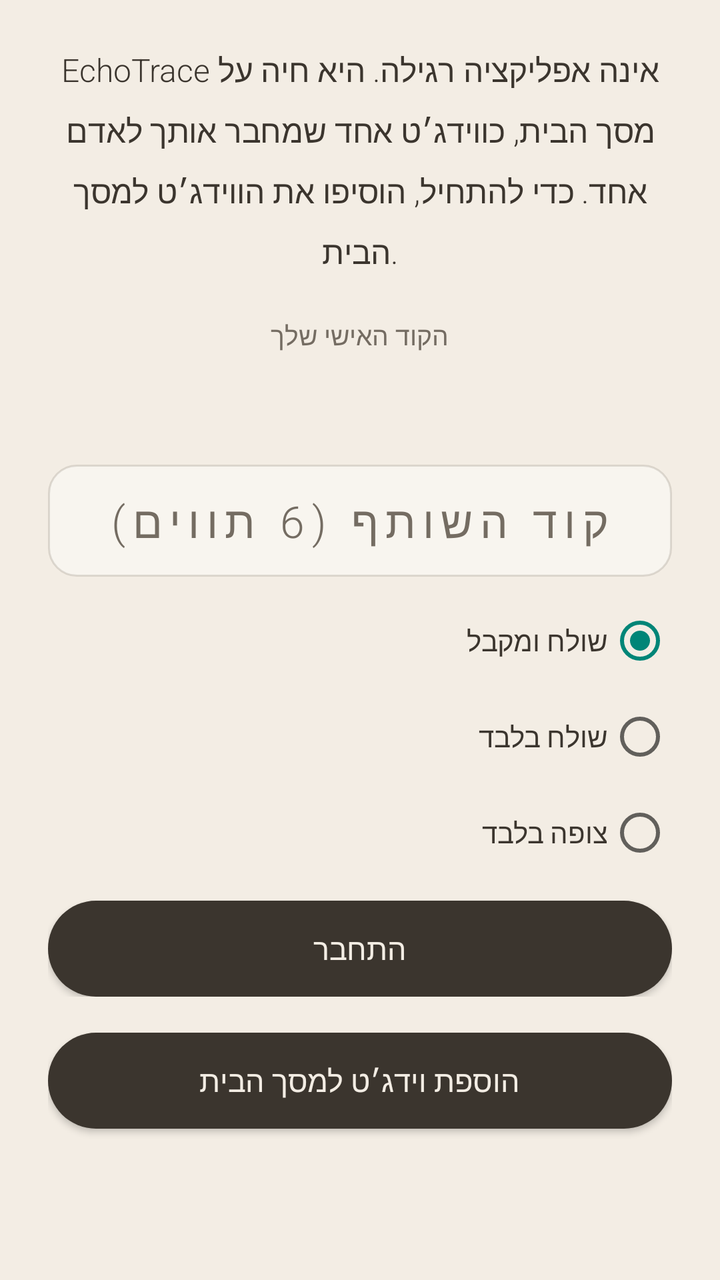
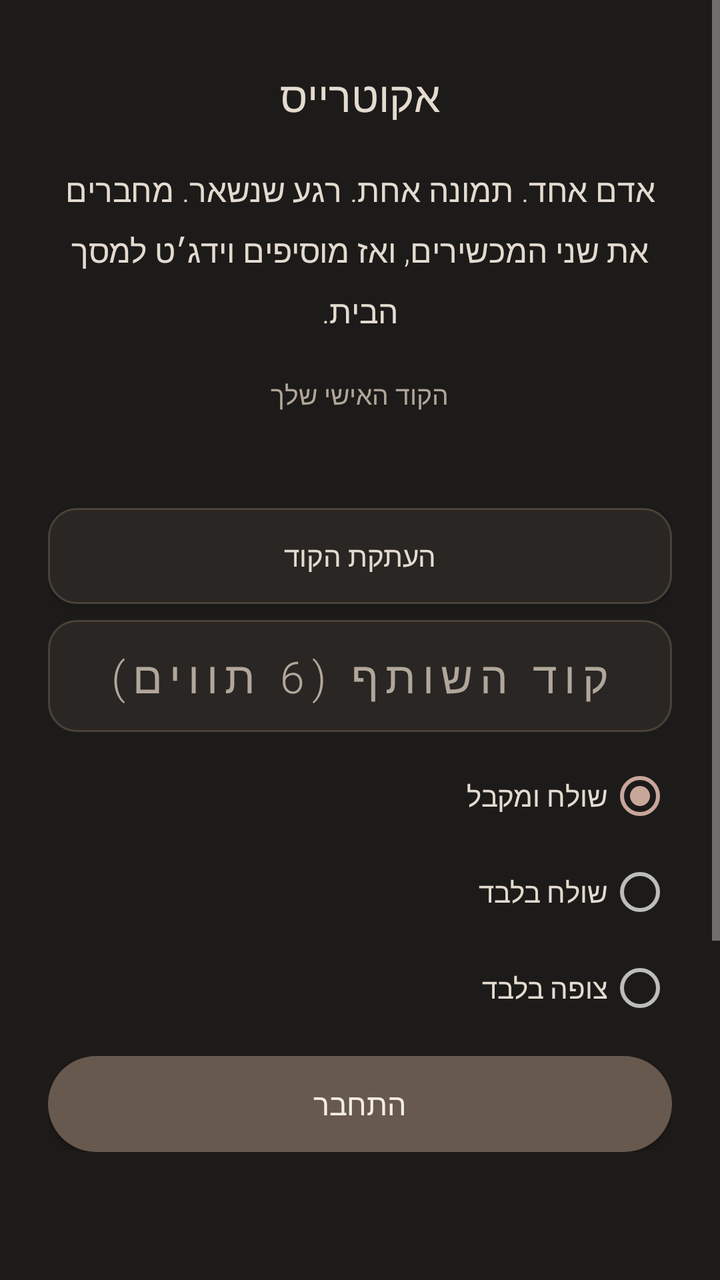

The first picture is an Android layout as it rendered before a commit; the second is the same layout after the commit. The layout source and the unified diff follow.
<!-- AndroidManifest.xml: application theme Theme.EchoTrace -->
<!-- res/layout/activity_main.xml -->
<?xml version="1.0" encoding="utf-8"?>
<ScrollView xmlns:android="http://schemas.android.com/apk/res/android"
    android:id="@+id/mainScroll"
    android:layout_width="match_parent"
    android:layout_height="match_parent"
    android:background="@color/sand"
    android:fillViewport="true"
    android:clipToPadding="false"
    android:scrollbarStyle="outsideOverlay">

    <LinearLayout
        android:id="@+id/mainRoot"
        android:layout_width="match_parent"
        android:layout_height="wrap_content"
        android:orientation="vertical"
        android:gravity="center_horizontal"
        android:paddingStart="24dp"
        android:paddingEnd="24dp"
        android:paddingTop="24dp"
        android:paddingBottom="28dp"
        android:layoutDirection="rtl">

        <TextView
            android:id="@+id/introText"
            android:layout_width="match_parent"
            android:layout_height="wrap_content"
            android:text="@string/intro_text"
            android:textColor="@color/ink"
            android:textSize="16sp"
            android:lineSpacingMultiplier="1.4"
            android:gravity="center"
            android:textAlignment="center" />

        <TextView
            android:id="@+id/myCodeLabel"
            android:layout_width="wrap_content"
            android:layout_height="wrap_content"
            android:layout_marginTop="22dp"
            android:text="@string/your_code"
            android:textSize="13sp"
            android:textColor="#746C62" />

        <TextView
            android:id="@+id/myCode"
            android:layout_width="match_parent"
            android:layout_height="wrap_content"
            android:minHeight="48dp"
            android:gravity="center"
            android:textDirection="ltr"
            android:textSize="34sp"
            android:autoSizeTextType="uniform"
            android:autoSizeMinTextSize="18sp"
            android:autoSizeMaxTextSize="34sp"
            android:autoSizeStepGranularity="1sp"
            android:maxLines="1"
            android:letterSpacing="0.20"
            android:textColor="#3B352E"
            android:textIsSelectable="true" />

        <TextView
            android:id="@+id/pairStatus"
            android:layout_width="match_parent"
            android:layout_height="wrap_content"
            android:layout_marginTop="10dp"
            android:gravity="center"
            android:textAlignment="center"
            android:textSize="15sp"
            android:textColor="#3B352E"
            android:visibility="gone" />

        <LinearLayout
            android:id="@+id/pairSection"
            android:layout_width="match_parent"
            android:layout_height="wrap_content"
            android:orientation="vertical"
            android:gravity="center_horizontal"
            android:layout_marginTop="8dp">

            <EditText
                android:id="@+id/partnerCode"
                android:layout_width="match_parent"
                android:layout_height="wrap_content"
                android:minHeight="56dp"
                android:hint="@string/partner_code_hint"
                android:maxLength="6"
                android:maxLines="1"
                android:singleLine="true"
                android:inputType="textCapCharacters|textNoSuggestions"
                android:imeOptions="actionDone"
                android:importantForAutofill="no"
                android:gravity="center"
                android:textDirection="ltr"
                android:textSize="22sp"
                android:letterSpacing="0.16"
                android:textColor="#3B352E"
                android:textColorHint="#746C62"
                android:background="@drawable/input_box"
                android:paddingStart="12dp"
                android:paddingEnd="12dp" />

            <RadioGroup
                android:id="@+id/roleGroup"
                android:layout_width="match_parent"
                android:layout_height="wrap_content"
                android:orientation="vertical"
                android:gravity="start"
                android:layout_marginTop="8dp">
                <RadioButton android:id="@+id/roleBoth" android:layout_width="match_parent" android:layout_height="wrap_content" android:minHeight="48dp" android:gravity="center_vertical" android:text="@string/role_both" android:textColor="#3B352E" android:checked="true" />
                <RadioButton android:id="@+id/roleSender" android:layout_width="match_parent" android:layout_height="wrap_content" android:minHeight="48dp" android:gravity="center_vertical" android:text="@string/role_sender" android:textColor="#3B352E" />
                <RadioButton android:id="@+id/roleViewer" android:layout_width="match_parent" android:layout_height="wrap_content" android:minHeight="48dp" android:gravity="center_vertical" android:text="@string/role_viewer" android:textColor="#3B352E" />
            </RadioGroup>

            <TextView
                android:id="@+id/error"
                android:layout_width="match_parent"
                android:layout_height="wrap_content"
                android:text="@string/bad_code"
                android:textColor="#934720"
                android:textSize="13sp"
                android:gravity="center"
                android:textAlignment="center"
                android:layout_marginTop="4dp"
                android:visibility="gone" />

            <Button
                android:id="@+id/connectBtn"
                android:layout_width="match_parent"
                android:layout_height="wrap_content"
                android:layout_marginTop="10dp"
                android:background="@drawable/btn_primary"
                android:textColor="#F3EDE4"
                android:textAllCaps="false"
                android:textSize="15sp"
                android:minHeight="48dp"
                android:text="@string/connect" />
        </LinearLayout>

        <Button
            android:id="@+id/startOver"
            android:layout_width="match_parent"
            android:layout_height="wrap_content"
            android:layout_marginTop="16dp"
            android:background="@drawable/btn_primary"
            android:textColor="#F3EDE4"
            android:textAllCaps="false"
            android:textSize="15sp"
            android:minHeight="48dp"
            android:text="@string/start_over"
            android:visibility="gone" />

        <TextView
            android:id="@+id/widgetDebug"
            android:layout_width="match_parent"
            android:layout_height="wrap_content"
            android:layout_marginTop="16dp"
            android:textSize="12sp"
            android:textColor="#746C62"
            android:gravity="center"
            android:textAlignment="center"
            android:visibility="gone" />

        <TextView
            android:id="@+id/uploadDebug"
            android:layout_width="match_parent"
            android:layout_height="wrap_content"
            android:layout_marginTop="6dp"
            android:textSize="12sp"
            android:textColor="#746C62"
            android:gravity="center"
            android:textAlignment="center"
            android:visibility="gone" />

        <Button
            android:id="@+id/addWidget"
            android:layout_width="match_parent"
            android:layout_height="wrap_content"
            android:layout_marginTop="18dp"
            android:background="@drawable/btn_primary"
            android:textColor="#F3EDE4"
            android:textAllCaps="false"
            android:textSize="15sp"
            android:minHeight="48dp"
            android:text="@string/add_widget" />
    </LinearLayout>
</ScrollView>
<!-- resources referenced by this layout -->
<resources>
  <color name="ink">#3B352E</color>
  <color name="sand">#F3EDE4</color>
  <!-- drawable btn_primary (drawable) -->
  <?xml version="1.0" encoding="utf-8"?>
  <ripple xmlns:android="http://schemas.android.com/apk/res/android" android:color="#40F3EDE4">
      <item>
          <shape android:shape="rectangle">
              <solid android:color="#3B352E" />
              <corners android:radius="24dp" />
          </shape>
      </item>
  </ripple>
  <!-- drawable input_box (drawable) -->
  <?xml version="1.0" encoding="utf-8"?>
  <shape xmlns:android="http://schemas.android.com/apk/res/android" android:shape="rectangle">
      <solid android:color="#66FFFFFF" />
      <stroke android:width="1dp" android:color="#408C8377" />
      <corners android:radius="14dp" />
  </shape>
  <string name="add_widget">הוספת וידג׳ט למסך הבית</string>
  <string name="bad_code">הקוד לא נמצא. בדקו ונסו שוב.</string>
  <string name="connect">התחבר</string>
  <string name="intro_text">EchoTrace אינה אפליקציה רגילה. היא חיה על מסך הבית, כווידג׳ט אחד שמחבר אותך לאדם אחד. כדי להתחיל, הוסיפו את הווידג׳ט למסך הבית.</string>
  <string name="partner_code_hint">קוד השותף (6 תווים)</string>
  <string name="role_both">שולח ומקבל</string>
  <string name="role_sender">שולח בלבד</string>
  <string name="role_viewer">צופה בלבד</string>
  <string name="start_over">התחלה מחדש</string>
  <string name="your_code">הקוד האישי שלך</string>
  <style name="Theme.EchoTrace" parent="android:Theme.Material.Light.NoActionBar">
          <item name="android:windowBackground">@color/sand</item>
          <item name="android:fontFamily">sans-serif-light</item>
      </style>
</resources>

<!-- the commit's change to res/layout/activity_main.xml (unified diff, before → after) -->
@@ -3,7 +3,7 @@
     android:id="@+id/mainScroll"
     android:layout_width="match_parent"
     android:layout_height="match_parent"
-    android:background="@color/sand"
+    android:background="@color/app_bg"
     android:fillViewport="true"
     android:clipToPadding="false"
     android:scrollbarStyle="outsideOverlay">
@@ -20,12 +20,13 @@
         android:paddingBottom="28dp"
         android:layoutDirection="rtl">
 
+        <TextView android:id="@+id/appTitle" android:layout_width="match_parent" android:layout_height="wrap_content" android:minHeight="48dp" android:text="אקוטרייס" android:textSize="21sp" android:gravity="center" android:textColor="@color/app_ink" android:layout_marginBottom="12dp" />
         <TextView
             android:id="@+id/introText"
             android:layout_width="match_parent"
             android:layout_height="wrap_content"
             android:text="@string/intro_text"
-            android:textColor="@color/ink"
+            android:textColor="@color/app_ink"
             android:textSize="16sp"
             android:lineSpacingMultiplier="1.4"
             android:gravity="center"
@@ -38,7 +39,7 @@
             android:layout_marginTop="22dp"
             android:text="@string/your_code"
             android:textSize="13sp"
-            android:textColor="#746C62" />
+            android:textColor="@color/app_secondary" />
 
         <TextView
             android:id="@+id/myCode"
@@ -54,8 +55,10 @@
             android:autoSizeStepGranularity="1sp"
             android:maxLines="1"
             android:letterSpacing="0.20"
-            android:textColor="#3B352E"
+            android:textColor="@color/app_ink"
             android:textIsSelectable="true" />
+
+        <Button android:id="@+id/copyCode" android:layout_width="match_parent" android:layout_height="wrap_content" android:minHeight="48dp" android:text="העתקת הקוד" android:textAllCaps="false" android:textColor="@color/app_ink" android:background="@drawable/app_input" />
 
         <TextView
             android:id="@+id/pairStatus"
@@ -65,7 +68,7 @@
             android:gravity="center"
             android:textAlignment="center"
             android:textSize="15sp"
-            android:textColor="#3B352E"
+            android:textColor="@color/app_ink"
             android:visibility="gone" />
 
         <LinearLayout
@@ -92,9 +95,9 @@
                 android:textDirection="ltr"
                 android:textSize="22sp"
                 android:letterSpacing="0.16"
-                android:textColor="#3B352E"
-                android:textColorHint="#746C62"
-                android:background="@drawable/input_box"
+                android:textColor="@color/app_ink"
+                android:textColorHint="@color/app_secondary"
+                android:background="@drawable/app_input"
                 android:paddingStart="12dp"
                 android:paddingEnd="12dp" />
 
@@ -105,9 +108,9 @@
                 android:orientation="vertical"
                 android:gravity="start"
                 android:layout_marginTop="8dp">
-                <RadioButton android:id="@+id/roleBoth" android:layout_width="match_parent" android:layout_height="wrap_content" android:minHeight="48dp" android:gravity="center_vertical" android:text="@string/role_both" android:textColor="#3B352E" android:checked="true" />
-                <RadioButton android:id="@+id/roleSender" android:layout_width="match_parent" android:layout_height="wrap_content" android:minHeight="48dp" android:gravity="center_vertical" android:text="@string/role_sender" android:textColor="#3B352E" />
-                <RadioButton android:id="@+id/roleViewer" android:layout_width="match_parent" android:layout_height="wrap_content" android:minHeight="48dp" android:gravity="center_vertical" android:text="@string/role_viewer" android:textColor="#3B352E" />
+                <RadioButton android:id="@+id/roleBoth" android:layout_width="match_parent" android:layout_height="wrap_content" android:minHeight="48dp" android:gravity="center_vertical" android:text="@string/role_both" android:textColor="@color/app_ink" android:checked="true" />
+                <RadioButton android:id="@+id/roleSender" android:layout_width="match_parent" android:layout_height="wrap_content" android:minHeight="48dp" android:gravity="center_vertical" android:text="@string/role_sender" android:textColor="@color/app_ink" />
+                <RadioButton android:id="@+id/roleViewer" android:layout_width="match_parent" android:layout_height="wrap_content" android:minHeight="48dp" android:gravity="center_vertical" android:text="@string/role_viewer" android:textColor="@color/app_ink" />
             </RadioGroup>
 
             <TextView
@@ -127,7 +130,7 @@
                 android:layout_width="match_parent"
                 android:layout_height="wrap_content"
                 android:layout_marginTop="10dp"
-                android:background="@drawable/btn_primary"
+                android:background="@drawable/app_button"
                 android:textColor="#F3EDE4"
                 android:textAllCaps="false"
                 android:textSize="15sp"
@@ -140,7 +143,7 @@
             android:layout_width="match_parent"
             android:layout_height="wrap_content"
             android:layout_marginTop="16dp"
-            android:background="@drawable/btn_primary"
+            android:background="@drawable/app_button"
             android:textColor="#F3EDE4"
             android:textAllCaps="false"
             android:textSize="15sp"
@@ -154,7 +157,7 @@
             android:layout_height="wrap_content"
             android:layout_marginTop="16dp"
             android:textSize="12sp"
-            android:textColor="#746C62"
+            android:textColor="@color/app_secondary"
             android:gravity="center"
             android:textAlignment="center"
             android:visibility="gone" />
@@ -165,17 +168,23 @@
             android:layout_height="wrap_content"
             android:layout_marginTop="6dp"
             android:textSize="12sp"
-            android:textColor="#746C62"
+            android:textColor="@color/app_secondary"
             android:gravity="center"
             android:textAlignment="center"
             android:visibility="gone" />
+
+        <TextView android:id="@+id/syncStatus" android:layout_width="match_parent" android:layout_height="wrap_content" android:layout_marginTop="20dp" android:textSize="15sp" android:textColor="@color/app_ink" android:gravity="center" />
+        <TextView android:id="@+id/receiveStatus" android:layout_width="match_parent" android:layout_height="wrap_content" android:layout_marginTop="8dp" android:textSize="14sp" android:textColor="@color/app_secondary" android:gravity="center" />
+        <TextView android:id="@+id/connectionNote" android:layout_width="match_parent" android:layout_height="wrap_content" android:layout_marginTop="12dp" android:textSize="12sp" android:textColor="@color/app_secondary" android:gravity="center" android:lineSpacingMultiplier="1.3" />
+        <Button android:id="@+id/checkNow" android:layout_width="match_parent" android:layout_height="wrap_content" android:layout_marginTop="16dp" android:minHeight="48dp" android:text="בדיקת חיבור וקבלת תמונה" android:textAllCaps="false" android:textColor="@color/app_ink" android:background="@drawable/app_input" />
+        <TextView android:layout_width="match_parent" android:layout_height="wrap_content" android:layout_marginTop="8dp" android:text="באפליקציה פתוחה: בדיקה כל 30 שניות. ברקע: Android עשוי לעכב מעבר ל־15 דקות." android:textSize="12sp" android:textColor="@color/app_secondary" android:gravity="center" />
 
         <Button
             android:id="@+id/addWidget"
             android:layout_width="match_parent"
             android:layout_height="wrap_content"
             android:layout_marginTop="18dp"
-            android:background="@drawable/btn_primary"
+            android:background="@drawable/app_button"
             android:textColor="#F3EDE4"
             android:textAllCaps="false"
             android:textSize="15sp"
<!-- resource entries referenced after the edit -->
@@ -1,37 +1,43 @@
 <!-- resources referenced by this layout -->
 <resources>
-  <color name="ink">#3B352E</color>
-  <color name="sand">#F3EDE4</color>
-  <!-- drawable btn_primary (drawable) -->
+  <color name="app_bg">#1D1B19</color>
+  <color name="app_ink">#E4DBD0</color>
+  <color name="app_secondary">#B1A69A</color>
+  <!-- drawable app_button (drawable) -->
   <?xml version="1.0" encoding="utf-8"?>
   <ripple xmlns:android="http://schemas.android.com/apk/res/android" android:color="#40F3EDE4">
       <item>
           <shape android:shape="rectangle">
-              <solid android:color="#3B352E" />
+              <solid android:color="#68594F" />
               <corners android:radius="24dp" />
           </shape>
       </item>
   </ripple>
-  <!-- drawable input_box (drawable) -->
+  <!-- drawable app_input (drawable) -->
   <?xml version="1.0" encoding="utf-8"?>
   <shape xmlns:android="http://schemas.android.com/apk/res/android" android:shape="rectangle">
-      <solid android:color="#66FFFFFF" />
-      <stroke android:width="1dp" android:color="#408C8377" />
+      <solid android:color="#292623" />
+      <stroke android:width="1dp" android:color="#4A423A" />
       <corners android:radius="14dp" />
   </shape>
   <string name="add_widget">הוספת וידג׳ט למסך הבית</string>
-  <string name="bad_code">הקוד לא נמצא. בדקו ונסו שוב.</string>
+  <string name="bad_code">יש להזין קוד תקין בן 6 תווים, שונה מהקוד שלך.</string>
   <string name="connect">התחבר</string>
-  <string name="intro_text">EchoTrace אינה אפליקציה רגילה. היא חיה על מסך הבית, כווידג׳ט אחד שמחבר אותך לאדם אחד. כדי להתחיל, הוסיפו את הווידג׳ט למסך הבית.</string>
+  <string name="intro_text">אדם אחד. תמונה אחת. רגע שנשאר.
+  מחברים את שני המכשירים, ואז מוסיפים וידג׳ט למסך הבית.</string>
   <string name="partner_code_hint">קוד השותף (6 תווים)</string>
   <string name="role_both">שולח ומקבל</string>
   <string name="role_sender">שולח בלבד</string>
   <string name="role_viewer">צופה בלבד</string>
   <string name="start_over">התחלה מחדש</string>
   <string name="your_code">הקוד האישי שלך</string>
-  <style name="Theme.EchoTrace" parent="android:Theme.Material.Light.NoActionBar">
-          <item name="android:windowBackground">@color/sand</item>
+  <style name="Theme.EchoTrace" parent="android:Theme.Material.NoActionBar">
+          <item name="android:windowBackground">@color/app_bg</item>
+          <item name="android:statusBarColor">@color/app_bg</item>
+          <item name="android:navigationBarColor">@color/app_bg</item>
+          <item name="android:colorAccent">@color/rose</item>
           <item name="android:fontFamily">sans-serif-light</item>
       </style>
+  <color name="rose">#C9A69A</color>
 </resources>
 
